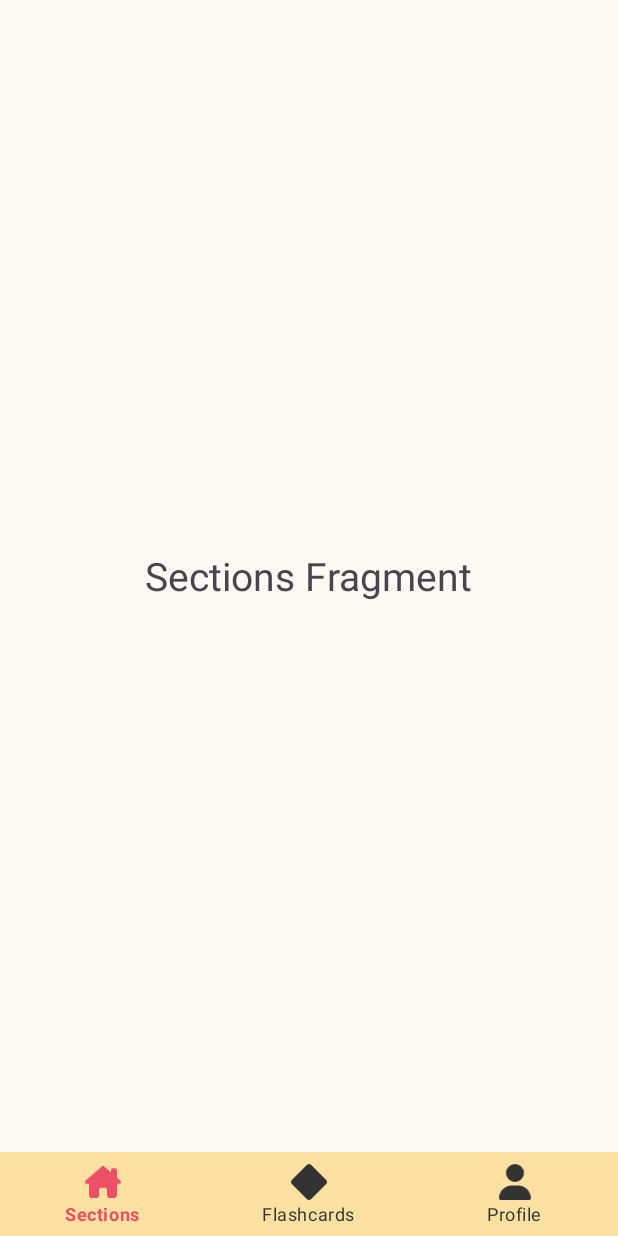
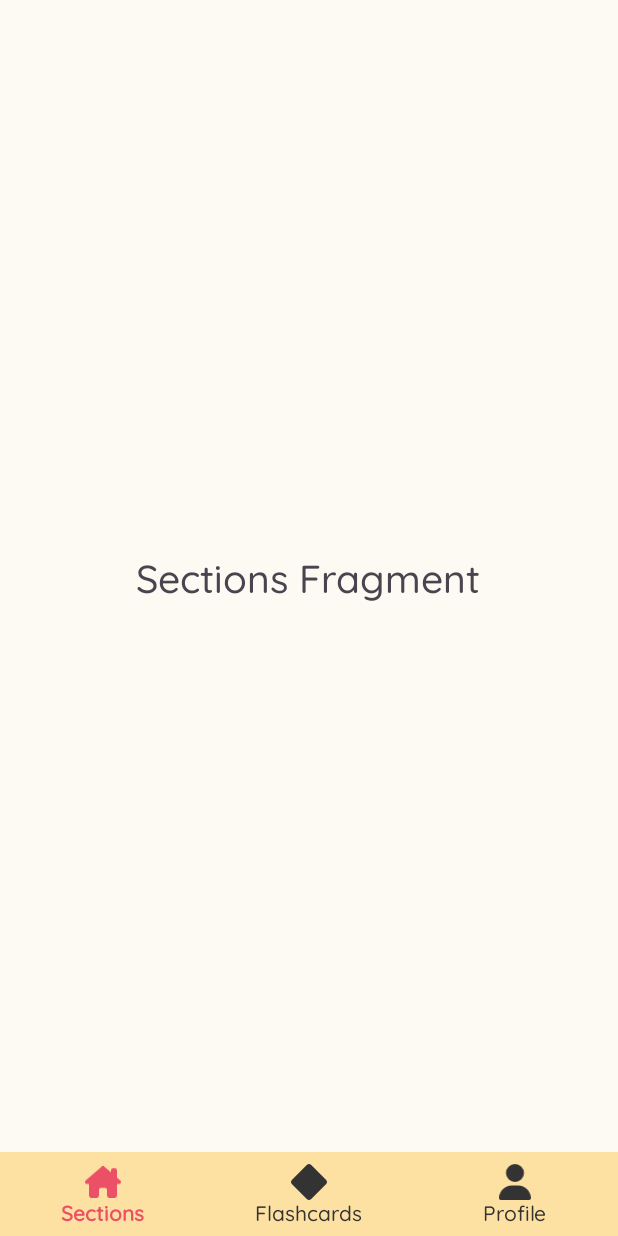
Before and after one commit to myeniadim/LingoApp, an Android app: the screen it shows after launch (MainActivity), on a phone screen of 412 x 824 dp. Run offline under Robolectric (Android 15) with nearby library versions, the phone set to English and light mode, and no system bars.

Commit message:
add font

```diff
--- a/app/src/main/res/layout/fragment_flashcards.xml
+++ b/app/src/main/res/layout/fragment_flashcards.xml
@@ -13,6 +13,7 @@
         android:layout_height="wrap_content"
         android:text="Flashcards Fragment"
         android:textSize="26dp"
+        android:fontFamily="@font/quicksandmedium"
         android:layout_gravity="center" />
 
 </FrameLayout>
--- a/app/src/main/res/layout/fragment_profile.xml
+++ b/app/src/main/res/layout/fragment_profile.xml
@@ -13,6 +13,7 @@
         android:layout_height="wrap_content"
         android:text="Profile Fragment"
         android:textSize="26dp"
+        android:fontFamily="@font/quicksandmedium"
         android:layout_gravity="center" />
 
 </FrameLayout>
--- a/app/src/main/res/layout/fragment_sections.xml
+++ b/app/src/main/res/layout/fragment_sections.xml
@@ -13,6 +13,7 @@
         android:layout_height="wrap_content"
         android:text="Sections Fragment"
         android:textSize="26dp"
+        android:fontFamily="@font/quicksandmedium"
         android:layout_gravity="center"/>
 
 </FrameLayout>
--- a/app/src/main/res/values/styles.xml
+++ b/app/src/main/res/values/styles.xml
@@ -4,5 +4,11 @@
         <item name="itemIconTint">@color/nav_item_color_state</item>
         <item name="itemTextColor">@color/nav_item_color_state</item>
         <item name="itemBackground">@color/yellow</item>
+        <item name="itemTextAppearanceActive">@style/CustomTextAppearance</item>
+        <item name="itemTextAppearanceInactive">@style/CustomTextAppearance</item>
+    </style>
+    <style name="CustomTextAppearance" parent="TextAppearance.AppCompat.Caption">
+        <item name="fontFamily">@font/quicksandmedium</item>
+        <item name="android:textSize">14sp</item>
     </style>
 </resources>
```
Also changed, not shown: app/src/main/res/menu/bottom_nav_menu.xml (+5 -2 lines), app/src/main/res/font/quicksandmedium.ttf (added).
